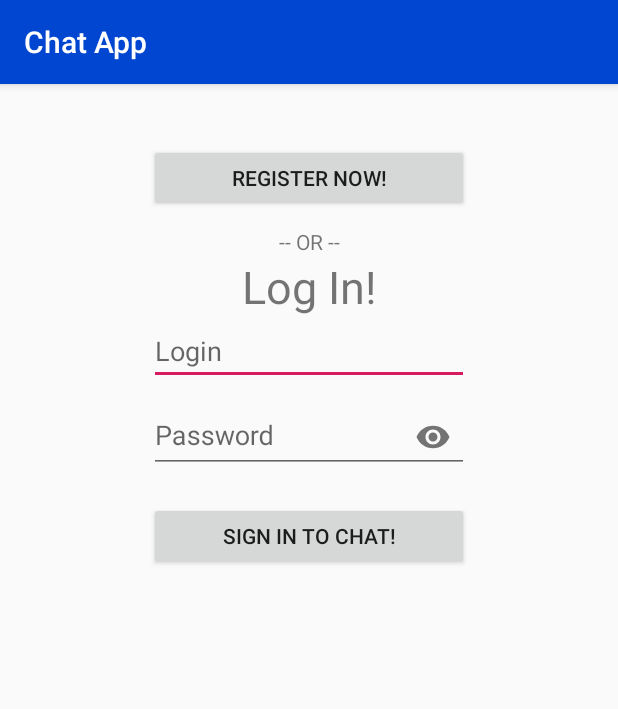
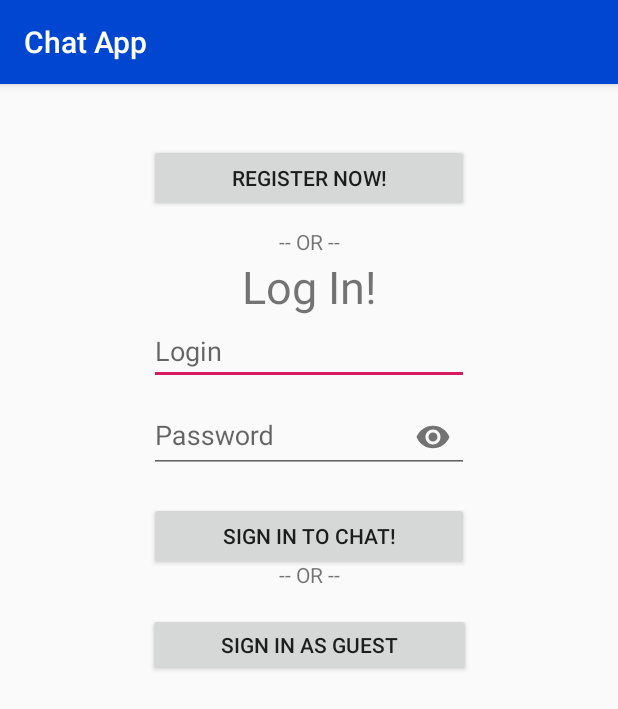
Before and after one commit to julvera/chat_app, an Android app: the screen it shows after launch (Login), on a phone screen of 412 x 824 dp. Shown: the top 709 px of the screen. Run offline under Robolectric (Android 15) with nearby library versions, the phone set to English and light mode, and no system bars; our stand-ins replace ButterKnife, Volley.

Commit message:
#B01 - VW Add Guest buton on login page Create guest activity where you can enter pseudo Create new field in DB guest which will allowed us to only display a global chat and not every users

```diff
--- a/app/src/main/java/com/jvera/chat_app/Login.java
+++ b/app/src/main/java/com/jvera/chat_app/Login.java
@@ -33,6 +33,8 @@ public class Login extends AppCompatActivity {
     @BindView(R.id.password) TextInputLayout password;
     @BindView(R.id.login_btn) Button login_btn;
     @BindView(R.id.register_btn) Button register_btn;
+    @BindView(R.id.guest_btn) Button guest_btn;
+
 
     @Override
     protected void onCreate(Bundle savedInstanceState) {
@@ -42,7 +44,7 @@ public class Login extends AppCompatActivity {
         ButterKnife.bind(this);
     }
 
-    @OnClick({R.id.register_btn, R.id.login_btn})
+    @OnClick({R.id.register_btn, R.id.login_btn,R.id.guest_btn})
     public void setOnClickLoginEvents(View v) {
         switch(v.getId()) {
             case R.id.login_btn:
@@ -51,6 +53,12 @@ public class Login extends AppCompatActivity {
 
             case R.id.register_btn:
                 startActivity(new Intent(Login.this, Register.class));
+                break;
+
+            case R.id.guest_btn:
+                Log.i(TAG, "Guest button click");
+
+                startActivity(new Intent(Login.this, Guest.class));
                 break;
 
             default:
--- a/app/src/main/java/com/jvera/chat_app/constants.java
+++ b/app/src/main/java/com/jvera/chat_app/constants.java
@@ -21,4 +21,10 @@ public class constants {
     protected static String api_url_users_json = "https://chat-app-f7685.firebaseio.com//users.json";
     protected static String api_url_users = "https://chat-app-f7685.firebaseio.com//users";
 
+
+    protected static String api_url_guests = "https://chat-app-f7685.firebaseio.com//guests";
+    protected static String api_url_guests_json = "https://chat-app-f7685.firebaseio.com//guests.json";
+
+
+
 }
--- a/app/src/main/res/layout/activity_login.xml
+++ b/app/src/main/res/layout/activity_login.xml
@@ -100,4 +100,29 @@
         app:layout_constraintStart_toStartOf="@+id/Error_pop"
         app:layout_constraintTop_toBottomOf="@+id/Error_pop" />
 
+    <!--Text: Or-->
+    <TextView
+        android:id="@+id/textViewOr"
+        android:layout_width="wrap_content"
+        android:layout_height="wrap_content"
+        android:layout_marginTop="232dp"
+        android:text="@string/or"
+        app:layout_constraintEnd_toEndOf="@+id/register_btn"
+        app:layout_constraintHorizontal_bias="0.502"
+        app:layout_constraintStart_toStartOf="@+id/register_btn"
+        app:layout_constraintTop_toBottomOf="@+id/register_btn" />
+
+    <Button
+        android:id="@+id/guest_btn"
+        android:layout_width="215dp"
+        android:layout_height="42dp"
+        android:layout_marginStart="8dp"
+        android:layout_marginTop="16dp"
+        android:layout_marginEnd="8dp"
+        android:text="@string/guest"
+        app:layout_constraintEnd_toEndOf="parent"
+        app:layout_constraintHorizontal_bias="0.503"
+        app:layout_constraintStart_toStartOf="parent"
+        app:layout_constraintTop_toBottomOf="@+id/textViewOr" />
+
 </android.support.constraint.ConstraintLayout>
--- a/app/src/main/res/values/strings.xml
+++ b/app/src/main/res/values/strings.xml
@@ -10,6 +10,16 @@
     <string name="or">-- OR --</string>
     <string name="log_in">Log In!</string>
     <string name="title_activity_login">Sign in</string>
+
+
+    <string name="guest">Sign In as Guest</string>
+    <string name="text_guest">Let us know your Pseudo :</string>
+    <string name="prompt_pseudo_guest">Pseudo</string>
+    <string name="login_as_guest">Login as Guest</string>
+
+
+
+
     <!-- Strings related to login -->
     <string name="prompt_email">Email</string>
     <string name="action_sign_in">Sign in or register</string>
```
Also changed, not shown: app/src/main/AndroidManifest.xml (+2 -5 lines), app/src/main/java/com/jvera/chat_app/Guest.java (added, +123 -0 lines), app/src/main/res/layout/activity_guest.xml (added, +52 -0 lines).
